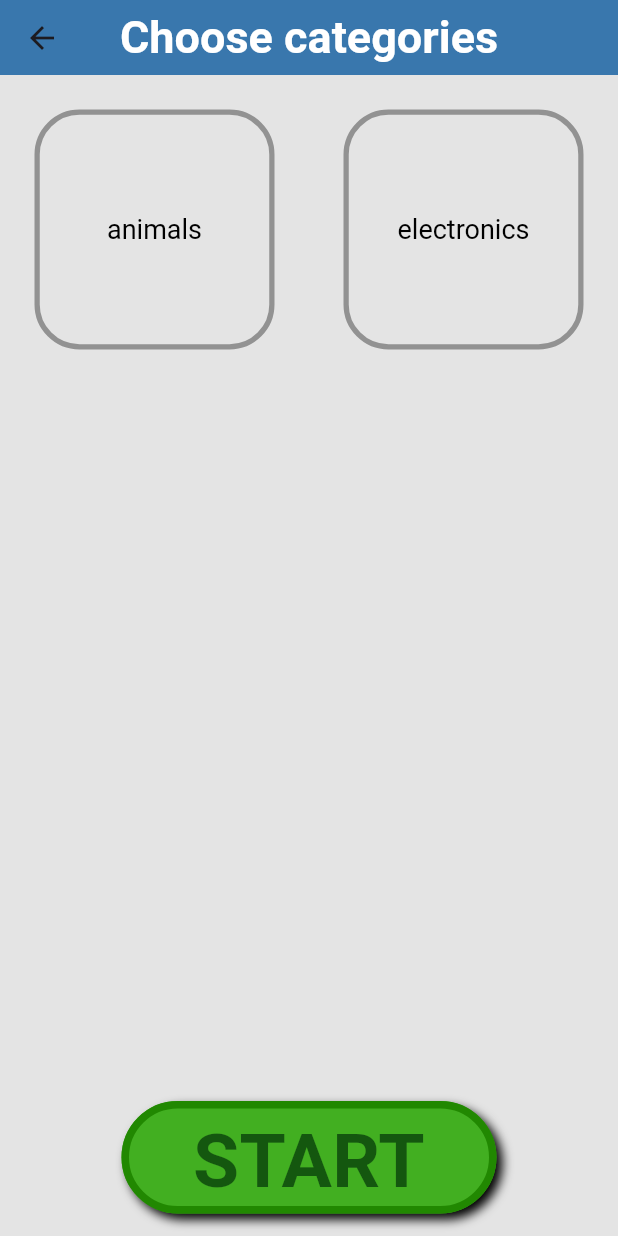
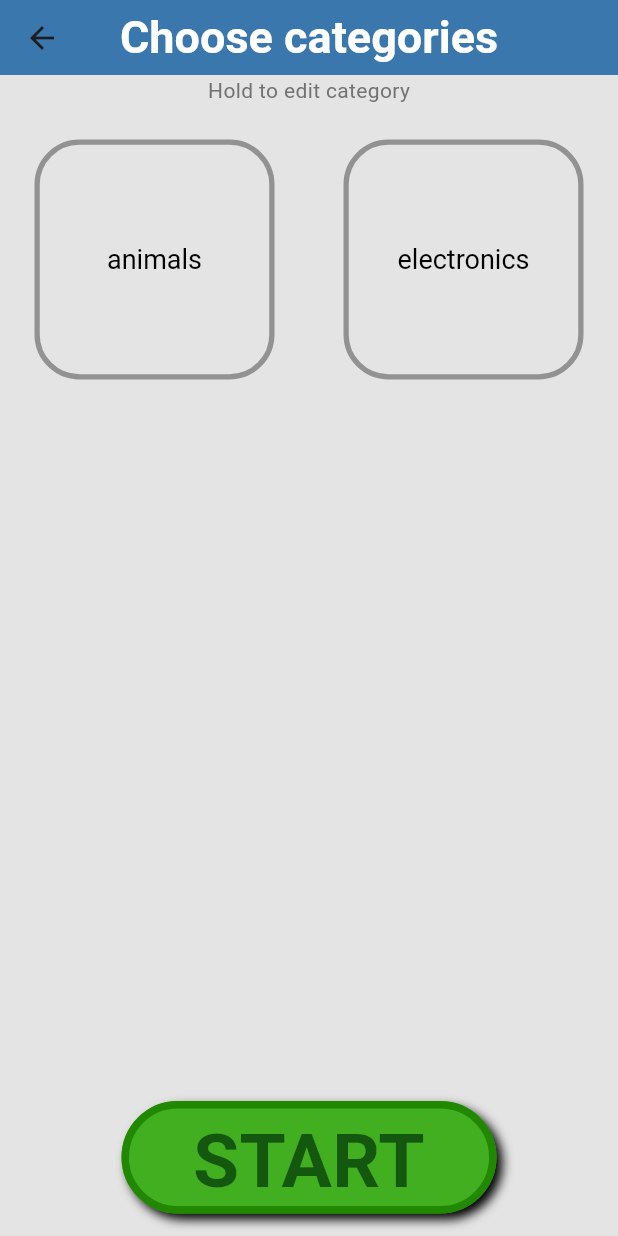
Before and after one commit to karas3/Flutter-Imposter-game, a Flutter app: the CategorySelectionPage screen opened directly, after a tap on "START", on a phone screen of 412 x 824 dp. Run offline on Flutter 3.47's test engine with Material 3 defaults, Android fonts, the phone set to English and light mode, and no system bars.

Commit message:
Made page skeleton for category edition and updated gitgnore file

```diff
--- /dev/null
+++ b/analysis_options.yaml
@@ -0,0 +1 @@
+include: package:flutter_lints/flutter.yaml
--- a/lib/src/categorySelection/categorySelection.dart
+++ /dev/null
@@ -1,56 +0,0 @@
-import 'package:flutter/services.dart';
-import 'dart:convert';
-
-Future<List<Category>> loadCategoryFromJson() async {
-  List<Category> categories = [];
-  List<dynamic> filesList = await getFilesList();
-
-  for(int i = 0; i < filesList.length; i++) {
-    final jsonString = await rootBundle.loadString("assets/categories/${filesList[i]}");
-    final jsonMap = jsonDecode(jsonString);
-    categories.add(Category.createCategory(jsonMap));
-  }
-
-  return categories;
-}
-
-Future<List<dynamic>> getFilesList() async {
-  final _jsonString = await rootBundle.loadString("assets/categories/filesList.json");
-  final Map<String, dynamic> _jsonMap = jsonDecode(_jsonString);
-  return _jsonMap['files'];
-}
-
-class Category {
-  final String _name;
-  final List<dynamic> _words;
-  final List<dynamic> _hints;
-  final int _id;
-  bool _selected = false;
-
-  Category(
-    this._name,
-    this._words,
-    this._hints,
-    this._id,
-  );
-
-  factory Category.createCategory(Map<String, dynamic> json) {
-    return Category(json["name"], json["words"], json["hints"], 0);
-  }
-
-//==================================    getters   ==================================
-  String getName() {
-    return this._name;
-  }
-  int getId() {
-    return this._id;
-  }
-  bool getSelected() {
-    return this._selected;
-  }
-
-//==================================    setters  ==================================
-  void setSelected(bool selected) {
-    _selected = selected;
-  }
-}
--- /dev/null
+++ b/lib/src/category_managment/category_edit/category_edit.dart
@@ -0,0 +1,40 @@
+import 'package:flutter/material.dart' show TextEditingController;
+
+class Category {
+  final String _name;
+  final List<TextEditingController> _words;
+  final List<TextEditingController> _hints;
+  bool _selected = false;
+
+  Category(
+    this._name,
+    this._words,
+    this._hints,
+  );
+
+  factory Category.createCategory(Map<String, dynamic> json) {
+    return Category(json["name"], json["words"], json["hints"]);
+  }
+
+//==================================    getters   ==================================
+  String getName() {
+    return _name;
+  }
+  bool getSelected() {
+    return _selected;
+  }
+  int getLenght() {
+    return _words.length;
+  }
+  String getWord(int index) {
+    return _words[index].toString();
+  }
+  String getHint(int index) {
+    return _hints[index].toString();
+  }
+
+//==================================    setters  ==================================
+  void setSelected(bool selected) {
+    _selected = selected;
+  }
+}
--- /dev/null
+++ b/lib/src/category_managment/category_selection/category_selection.dart
@@ -0,0 +1,38 @@
+class Category {
+  final String _name;
+  final List<dynamic> _words;
+  final List<dynamic> _hints;
+  bool _selected = false;
+
+  Category(
+    this._name,
+    this._words,
+    this._hints,
+  );
+
+  factory Category.createCategory(Map<String, dynamic> json) {
+    return Category(json["name"], json["words"], json["hints"]);
+  }
+
+//==================================    getters   ==================================
+  String getName() {
+    return _name;
+  }
+  bool getSelected() {
+    return _selected;
+  }
+  int getLenght() {
+    return _words.length;
+  }
+  String getWord(int index) {
+    return _words[index].toString();
+  }
+  String getHint(int index) {
+    return _hints[index].toString();
+  }
+
+//==================================    setters  ==================================
+  void setSelected(bool selected) {
+    _selected = selected;
+  }
+}
--- a/lib/src/categorySelection/categorySelectionPage.dart
+++ b/lib/src/category_managment/category_selection/category_selection_page.dart
@@ -1,9 +1,11 @@
 import 'package:flutter/material.dart';
 
-import '../UIElements/customAppBar.dart';
-import 'categorySelection.dart';
-import 'categorySelectionUI.dart';
-import '../lobby/lobbyUI.dart' show StartButton;
+import '../../ui_elements/custom_app_bar.dart';
+import '../../lobby/lobby_ui.dart' show StartButton;
+
+import '../load_categories_from_json.dart';
+import 'category_selection.dart';
+import 'category_selection_ui.dart';
 
 class CategorySelectionPage extends StatefulWidget {
   const CategorySelectionPage({super.key});
@@ -13,6 +15,7 @@ class CategorySelectionPage extends StatefulWidget {
 }
 
 class _CategorySelectionPageState extends State<CategorySelectionPage> {
+// ======================================== LIST OF CATEGORIES ========================================
   Future<List<Category>> categories = loadCategoryFromJson();
 
   @override
@@ -31,6 +34,15 @@ class _CategorySelectionPageState extends State<CategorySelectionPage> {
         else {
            return Column(
             children: [
+// ======================================== TOP GRAY TEXT ========================================
+              Text(
+                "Hold to edit category",
+                style: TextStyle(
+                  color: Color.fromARGB(255, 114, 114, 114)
+                ),
+              ),
+
+// ======================================== GRID OF CATEGORIES ========================================
               Flexible(
                 child: GridView.count(
                   crossAxisCount: 2,  // 2 columns
@@ -39,6 +51,7 @@ class _CategorySelectionPageState extends State<CategorySelectionPage> {
                       child: CategoryButton(
                         category: snapshot.data![index].getName(),
                         selected: snapshot.data![index].getSelected(),
+                        id: index,
                         setSelectedCallback: () {
                           setState(() {
                             snapshot.data![index].getSelected() ? snapshot.data![index].setSelected(false) : snapshot.data![index].setSelected(true);
@@ -49,6 +62,8 @@ class _CategorySelectionPageState extends State<CategorySelectionPage> {
                   }),
                 ),
               ),
+
+// ======================================== START BUTTOn ========================================
               StartButton(nextPage: CategorySelectionPage())  //For now placeholder which routes to itself
             ],
           );
--- a/lib/src/categorySelection/categorySelectionUI.dart
+++ b/lib/src/category_managment/category_selection/category_selection_ui.dart
@@ -1,21 +1,25 @@
 import 'package:flutter/material.dart';
+
+import '../category_edit/category_edit_page.dart';
 
 class CategoryButton extends StatefulWidget {
   final String category;
   final Function setSelectedCallback;
   final bool selected;
+  final int id;
 
-  const CategoryButton({
+  const CategoryButton({super.key,
     required this.category,
     required this.setSelectedCallback,
     required this.selected,
+    required this.id,
   });
 
   @override
-  State<CategoryButton> createState() => _categoryButtonState();
+  State<CategoryButton> createState() => _CategoryButtonState();
 }
 
-class _categoryButtonState extends State<CategoryButton> {
+class _CategoryButtonState extends State<CategoryButton> {
   final double size = 170;
   @override
   Widget build(BuildContext context) {
@@ -39,6 +43,16 @@ class _categoryButtonState extends State<CategoryButton> {
             onPressed: () {
               widget.setSelectedCallback();
             },
+            onLongPress: () {
+              Navigator.push(
+                context,
+                MaterialPageRoute(
+                  builder: (context) => CategoryEditPage(
+                    id: widget.id,
+                  ),
+                ),
+              );
+            },
             style: ButtonStyle(
               overlayColor: WidgetStatePropertyAll(Colors.transparent),   // Deletes purple circle which displays for a moment after button is clicked
             ),
--- /dev/null
+++ b/lib/src/category_managment/load_categories_from_json.dart
@@ -0,0 +1,24 @@
+import 'package:flutter/services.dart';
+import 'dart:convert';
+
+import 'category_selection/category_selection.dart';
+
+
+Future<List<Category>> loadCategoryFromJson() async {
+  List<Category> categories = [];
+  List<dynamic> filesList = await getFilesList();
+
+  for(int i = 0; i < filesList.length; i++) {
+    final jsonString = await rootBundle.loadString("assets/categories/${filesList[i]}");
+    final jsonMap = jsonDecode(jsonString);
+    categories.add(Category.createCategory(jsonMap));
+  }
+
+  return categories;
+}
+
+Future<List<dynamic>> getFilesList() async {
+  final jsonString = await rootBundle.loadString("assets/categories/filesList.json");
+  final Map<String, dynamic> jsonMap = jsonDecode(jsonString);
+  return jsonMap['files'];
+}
--- a/lib/src/homePage.dart
+++ b/lib/src/home_page.dart
@@ -1,8 +1,10 @@
 import 'package:flutter/material.dart';
 
-import 'UIElements/customAppBar.dart';
+import 'ui_elements/custom_app_bar.dart';
 
 class HomePage extends StatelessWidget {
+  const HomePage({super.key});
+
   @override
   Widget build(BuildContext context) {
     return Scaffold(
--- a/lib/src/infoPage.dart
+++ b/lib/src/info_page.dart
@@ -1,8 +1,10 @@
 import 'package:flutter/material.dart';
 
-import 'UIElements/customAppBar.dart';
+import 'ui_elements/custom_app_bar.dart';
 
 class InfoPage extends StatelessWidget {
+  const InfoPage({super.key});
+
   @override
   Widget build(BuildContext context) {
     return Scaffold(
--- a/lib/src/lobby/lobbyUI.dart
+++ b/lib/src/lobby/lobby_ui.dart
@@ -6,7 +6,7 @@ class LobbyPlayerInputTile extends StatefulWidget {
   final Color color;
   final int id;
 
-  const LobbyPlayerInputTile({
+  const LobbyPlayerInputTile({super.key,
     required this.removeCallbackFunction,
     required this.controller,       // Makes input persistent for shifting
     required this.color,
@@ -59,7 +59,7 @@ class LobbyPlayerInputTileState extends State<LobbyPlayerInputTile> {
                   child: TextFormField(                   //input field
                     controller: widget.controller,
                     decoration: InputDecoration(
-                      hintText: "Input player " + (widget.id + 1).toString(),
+                      hintText: "Input player ${widget.id + 1}",
                       border: UnderlineInputBorder(),
                     ),
                     style: TextStyle(
@@ -102,7 +102,7 @@ class LobbyPlayerInputTileState extends State<LobbyPlayerInputTile> {
 //==================================    Add player button (grey transparent one)   ==================================
 class AddPlayerButton extends StatelessWidget {
   final Function addPlayercallback;
-  const AddPlayerButton({required this.addPlayercallback});
+  const AddPlayerButton({super.key, required this.addPlayercallback});
 
   @override
   Widget build(BuildContext context) {
@@ -131,7 +131,7 @@ class AddPlayerButton extends StatelessWidget {
 class StartButton extends StatefulWidget {
   final Widget nextPage;
 
-  StartButton({
+  const StartButton({super.key,
     required this.nextPage,
   });
 
@@ -159,6 +159,7 @@ class _StartButtonState extends State<StartButton> {
       ),
 
       child: FilledButton(
+// ===================================== REDIRECT ================================================
         onPressed: () {
           Navigator.push(
             context,
--- a/lib/src/UIElements/customAppBar.dart
+++ b/lib/src/ui_elements/custom_app_bar.dart
@@ -3,7 +3,7 @@ import 'package:flutter/material.dart';
 class CustomAppBar extends StatefulWidget implements PreferredSizeWidget {
   final String title;
 
-  const CustomAppBar({
+  const CustomAppBar({super.key,
     required this.title,
   });
 
--- a/lib/src/UIElements/customBottomNavigationBar.dart
+++ b/lib/src/ui_elements/custom_bottom_navigation_bar.dart
@@ -4,7 +4,7 @@ class CustomBottomNavigationBar extends StatefulWidget{
   final PageController pageController;
   final int selectedIndex;
 
-  const CustomBottomNavigationBar({
+  const CustomBottomNavigationBar({super.key,
     required this.pageController,
     required this.selectedIndex,
   });
```
Also changed, not shown: lib/main.dart (+4 -4 lines), lib/src/category_managment/category_edit/category_edit_page.dart (added, +52 -0 lines), lib/src/category_managment/category_edit/category_edit_ui.dart (added, +158 -0 lines), lib/src/lobby/lobby.dart (+10 -5 lines), lib/src/lobby/lobby_page.dart (renamed from lib/src/lobby/lobbyPage.dart, +4 -4 lines), pubspec.lock (added), 2 other files.
